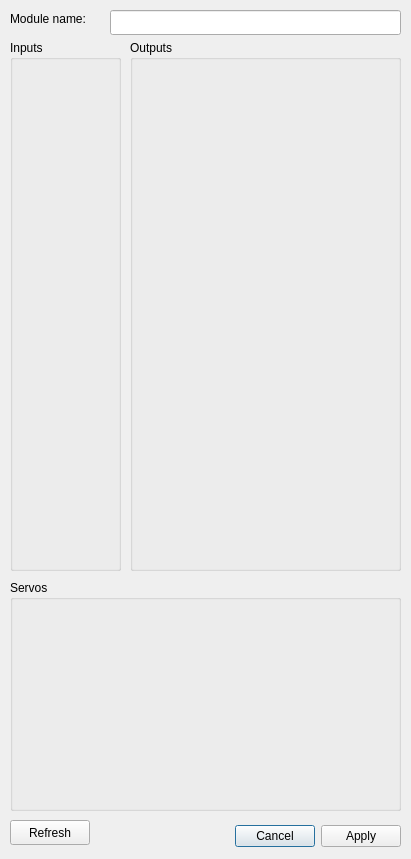
Old version of the form ui/modules/mtbunisconfig.ui in the repository kmzbrnoI/mtb-config-tool.
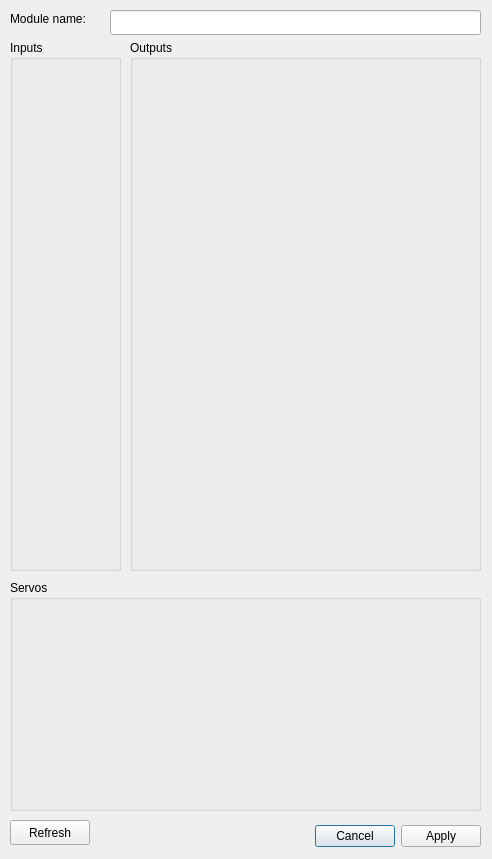
New version of the form.

What changed in the file:
```diff
--- a/ui/modules/mtbunisconfig.ui
+++ b/ui/modules/mtbunisconfig.ui
@@ -6,7 +6,7 @@
    <rect>
     <x>0</x>
     <y>0</y>
-    <width>411</width>
+    <width>492</width>
     <height>859</height>
    </rect>
   </property>
@@ -16,7 +16,7 @@
   <widget class="QDialogButtonBox" name="bb_main">
    <property name="geometry">
     <rect>
-     <x>200</x>
+     <x>280</x>
      <y>820</y>
      <width>201</width>
      <height>32</height>
@@ -47,7 +47,7 @@
     <rect>
      <x>110</x>
      <y>10</y>
-     <width>291</width>
+     <width>371</width>
      <height>25</height>
     </rect>
    </property>
@@ -90,7 +90,7 @@
     <rect>
      <x>130</x>
      <y>40</y>
-     <width>271</width>
+     <width>351</width>
      <height>531</height>
     </rect>
    </property>
@@ -102,7 +102,7 @@
      <rect>
       <x>10</x>
       <y>30</y>
-      <width>251</width>
+      <width>331</width>
       <height>491</height>
      </rect>
     </property>
@@ -127,7 +127,7 @@
     <rect>
      <x>10</x>
      <y>580</y>
-     <width>391</width>
+     <width>471</width>
      <height>231</height>
     </rect>
    </property>
@@ -145,7 +145,7 @@
      <rect>
       <x>10</x>
       <y>30</y>
-      <width>371</width>
+      <width>451</width>
       <height>191</height>
      </rect>
     </property>
```
